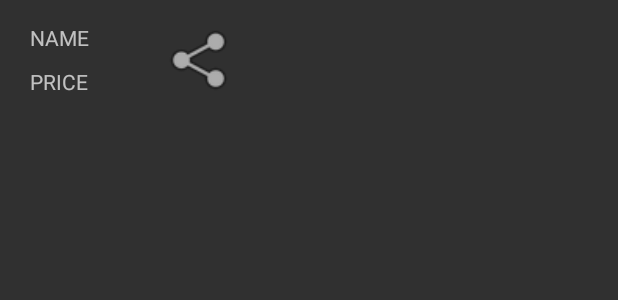
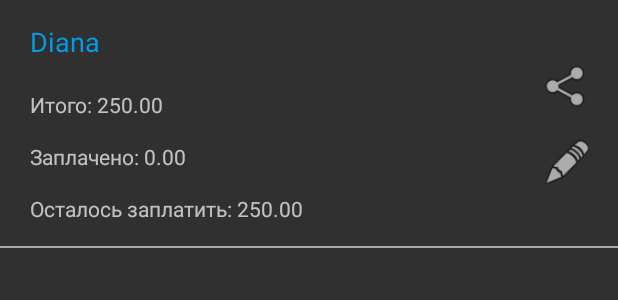
Before and after one commit to SillyDreamer/SplitPay, an Android app: the layout list_result.xml on its own in the app's theme, with its tools: preview values and no code run, on a phone screen of 412 x 824 dp. Shown: the top 300 px of the screen. Run offline under Robolectric (Android 15) with nearby library versions, the phone set to English and light mode, and no system bars.

Commit message:
add design for result activity

```diff
--- a/app/src/main/res/layout/list_result.xml
+++ b/app/src/main/res/layout/list_result.xml
@@ -11,35 +11,84 @@
     android:orientation="horizontal" >
 
     <LinearLayout
+        android:layout_weight="20"
         android:layout_width="wrap_content"
         android:layout_height="wrap_content"
         android:orientation="vertical" >
 
     <TextView
+        android:textSize="18sp"
+        android:textColor="@color/primaryColor"
         android:layout_marginTop="15dp"
         android:layout_marginStart="20dp"
         android:layout_width="wrap_content"
         android:layout_height="wrap_content"
         android:id="@+id/name_result"
-        tools:text="NAME" />
+        tools:text="Diana"
+        android:layout_marginBottom="10dp"/>
     <TextView
         android:layout_marginTop="10dp"
         android:layout_marginStart="20dp"
         android:layout_width="wrap_content"
         android:layout_height="wrap_content"
         android:id="@+id/money_result"
-        tools:text="PRICE"
+        tools:text="Итого: 250.00"
+        android:layout_marginBottom="5dp"/>
+
+        <TextView
+        android:layout_marginTop="10dp"
+        android:layout_marginStart="20dp"
+        android:layout_width="wrap_content"
+        android:layout_height="wrap_content"
+        android:id="@+id/tv"
+        tools:text="Заплачено: 0.00"
+        android:layout_marginBottom="5dp"/>
+
+        <TextView
+        android:layout_marginTop="10dp"
+        android:layout_marginStart="20dp"
+        android:layout_width="wrap_content"
+        android:layout_height="wrap_content"
+        android:id="@+id/tv2"
+        tools:text="Осталось заплатить: 250.00"
         android:layout_marginBottom="5dp"/>
 
     </LinearLayout>
+
+    <LinearLayout
+        android:layout_marginEnd="10dp"
+        android:layout_weight="1"
+        android:layout_gravity="end"
+        android:layout_width="wrap_content"
+        android:layout_height="wrap_content"
+        android:orientation="vertical" >
+
+    <Button
+        android:layout_marginTop="40dp"
+        android:layout_marginStart="50dp"
+        android:id="@+id/share_button"
+        android:layout_width="35dp"
+        android:layout_height="35dp"
+        android:background="@android:drawable/ic_menu_share" />
+
     <Button
         android:layout_marginTop="15dp"
         android:layout_marginStart="50dp"
-        android:id="@+id/share_button"
-        android:layout_width="50dp"
-        android:layout_height="50dp"
-        android:background="@android:drawable/ic_menu_share" />
+        android:id="@+id/edit_button"
+        android:layout_width="35dp"
+        android:layout_height="35dp"
+        android:background="@android:drawable/ic_menu_edit" />
+
+    </LinearLayout>
+
 
 </LinearLayout>
 
+    <View
+        android:layout_marginTop="10dp"
+        android:id="@+id/view1"
+        android:layout_width="wrap_content"
+        android:layout_height="1dp"
+        android:background="@android:color/darker_gray" />
+
 </LinearLayout>
```
Also changed, not shown: app/src/main/java/com/example/myapp/adapters/AdapterResult.kt (+10 -2 lines), app/src/main/java/com/example/myapp/view/ResultActivity.kt (+39 -8 lines).
